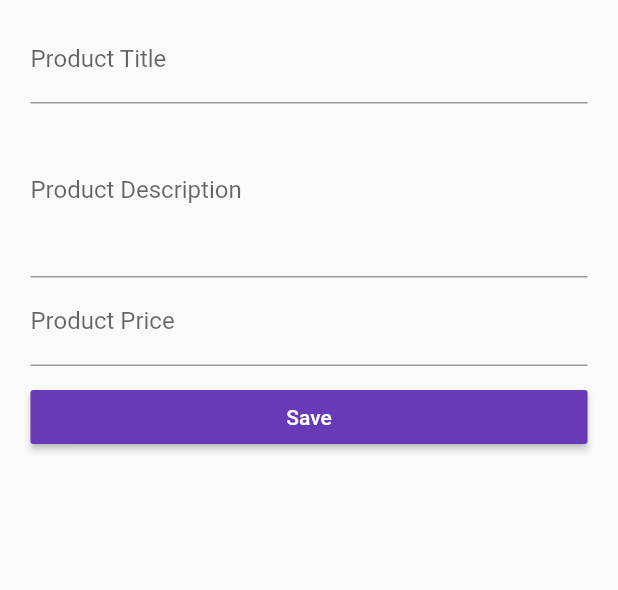
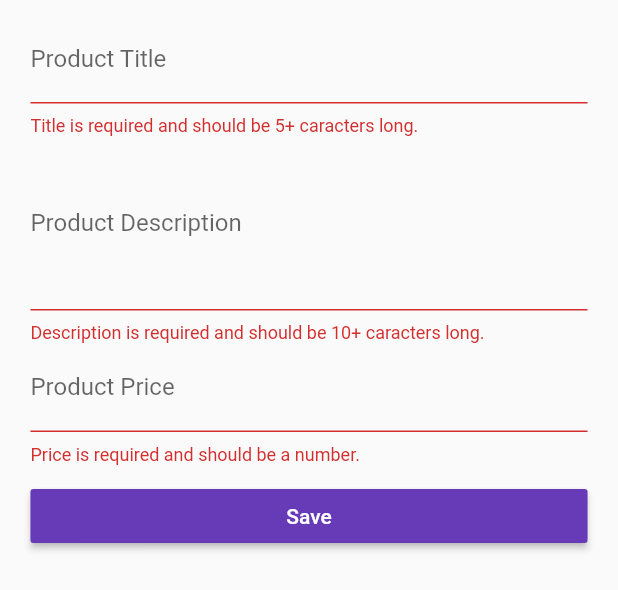
Before and after one commit to GianclaudioCarella/flutter_course, a Flutter app: the ProductCreatePage widget shown alone on an empty page, opened directly with empty values, after a tap on "Save", on a phone screen of 412 x 824 dp. Shown: the top 590 px of the screen. Run offline on Flutter 3.47's test engine with Material 2 defaults, Android fonts, the phone set to English and light mode, and no system bars.

Commit message:
Working with forms - Part 1

```diff
--- a/lib/pages/product_create.dart
+++ b/lib/pages/product_create.dart
@@ -12,53 +12,65 @@ class ProductCreatePage extends StatefulWidget {
 }
 
 class _ProductCreatePageState extends State<ProductCreatePage> {
-  String _titleValue;
-  String _descriptionValue;
-  double _priceValue;
+  final Map<String, dynamic> _formData = {
+    'title': null,
+    'description': null,
+    'price': null,
+    'image': 'assets/food.jpg'
+  };
+  final GlobalKey<FormState> _formKey = GlobalKey<FormState>();
 
   Widget _buildTitleTextField() {
-    return TextField(
+    return TextFormField(
       decoration: InputDecoration(labelText: 'Product Title'),
-      onChanged: (String value) {
-        setState(() {
-          _titleValue = value;
-        });
+      validator: (String value) {
+        if (value.isEmpty || value.length < 5) {
+          return 'Title is required and should be 5+ caracters long.';
+        }
+      },
+      onSaved: (String value) {
+          _formData['title'] = value;
       },
     );
   }
 
   Widget _buildDescriptionTextField() {
-    return TextField(
+    return TextFormField(
       decoration: InputDecoration(labelText: 'Product Description'),
+      validator: (String value) {
+        if (value.isEmpty || value.length < 10) {
+          return 'Description is required and should be 10+ caracters long.';
+        }
+      },
       maxLines: 4,
-      onChanged: (String value) {
-        setState(() {
-          _descriptionValue = value;
-        });
+      onSaved: (String value) {
+          _formData['description'] = value;
       },
     );
   }
 
   Widget _buildPriceTextField() {
-    return TextField(
+    return TextFormField(
       decoration: InputDecoration(labelText: 'Product Price'),
+      validator: (String value) {
+        if (value.isEmpty ||
+            !RegExp(r'^(?:[1-9]\d*|0)?(?:\.\d+)?$').hasMatch(value)) {
+          return 'Price is required and should be a number.';
+        }
+      },
       keyboardType: TextInputType.number,
-      onChanged: (String value) {
-        setState(() {
-          _priceValue = double.parse(value);
-        });
+      onSaved: (String value) {
+          _formData['price'] = double.parse(value);
       },
     );
   }
 
   void _submitForm() {
-    final Map<String, dynamic> product = {
-      'title': _titleValue,
-      'description': _descriptionValue,
-      'price': _priceValue,
-      'image': 'assets/food.jpg'
-    };
-    widget.addProduct(product);
+    if (_formKey.currentState.validate()) {
+      return;
+    }
+    _formKey.currentState.save();
+    widget.addProduct(_formData);
     Navigator.pushReplacementNamed(context, '/products');
   }
 
@@ -67,8 +79,14 @@ class _ProductCreatePageState extends State<ProductCreatePage> {
     final double deviceWidth = MediaQuery.of(context).size.width;
     final double targetWidth = deviceWidth > 550.0 ? 500.0 : deviceWidth * 0.95;
     final double targetPadding = deviceWidth - targetWidth;
-    return Container(
+    return GestureDetector(
+      onTap: () {
+        FocusScope.of(context).requestFocus(FocusNode());
+      },
+      child: Container(
         margin: EdgeInsets.all(10.0),
+        child: Form(
+          key: _formKey,
           child: ListView(
             padding: EdgeInsets.symmetric(horizontal: targetPadding / 2),
             children: <Widget>[
@@ -94,6 +112,8 @@ class _ProductCreatePageState extends State<ProductCreatePage> {
               // ),
             ],
           ),
+        ),
+      ),
     );
   }
 }
```
Lines whose indentation alone changed are shown as unchanged.
